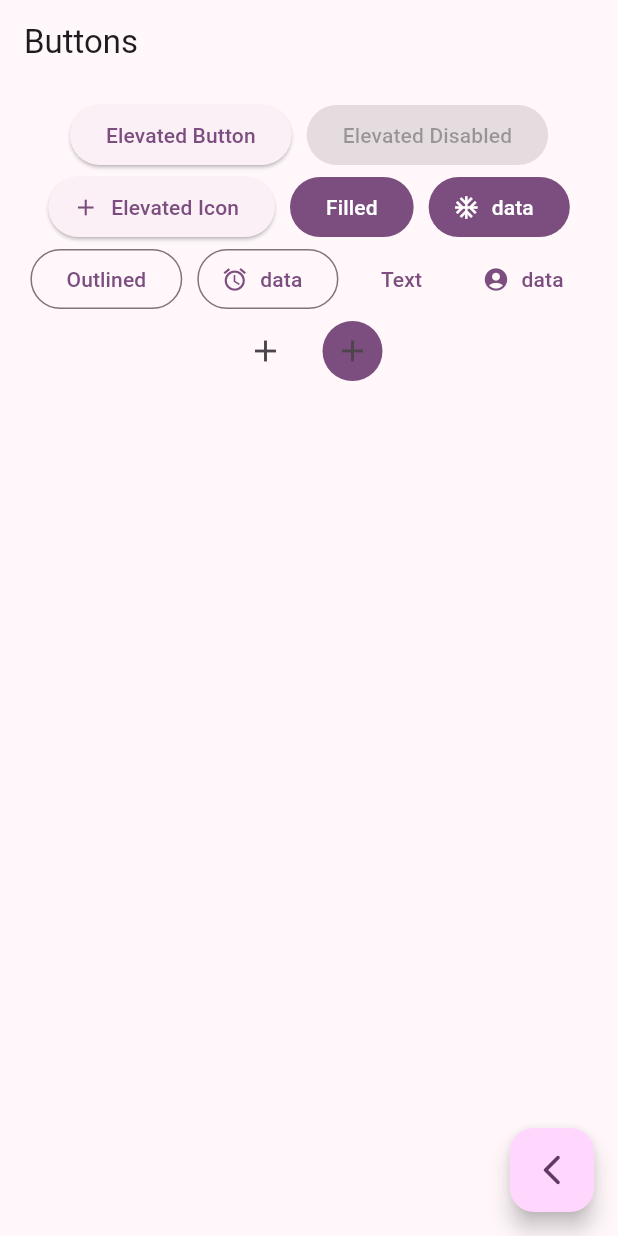
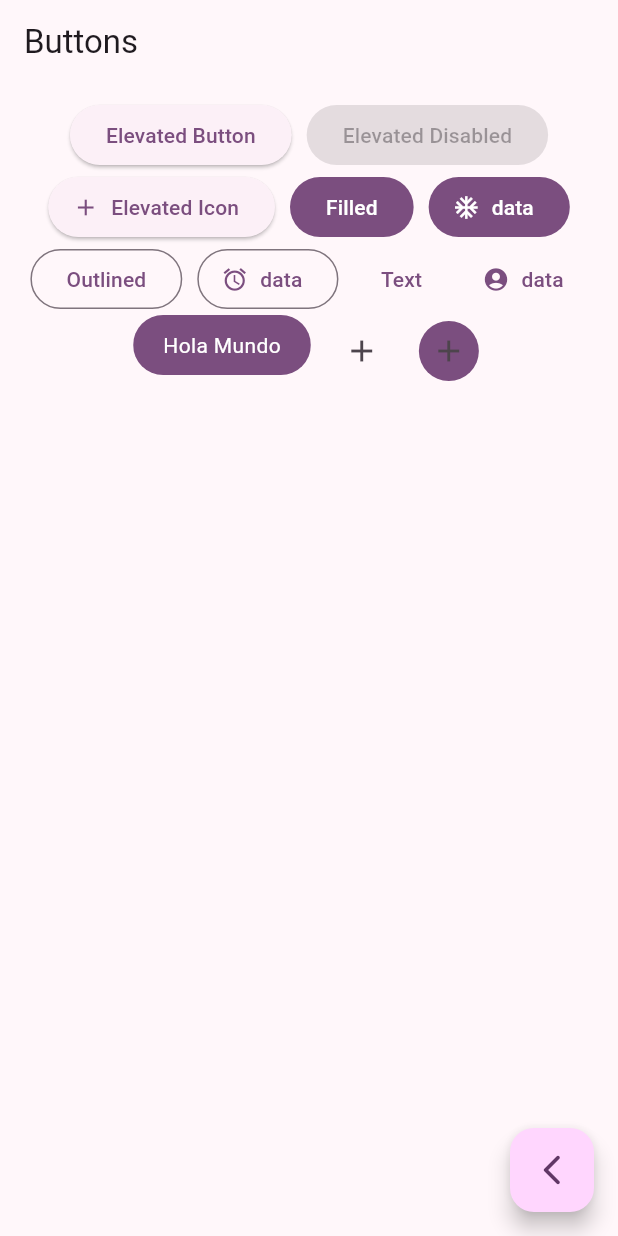
Before and after one commit to RosaLeaveMeAlone/widgets_app, a Flutter app: the ButtonsScreen screen opened by its route, on a phone screen of 412 x 824 dp. Run offline on Flutter 3.47's test engine with Material 3 defaults, Android fonts, the phone set to English and light mode, and no system bars; our stand-ins replace go_router.

Commit message:
Seccion 9 Boton personalizado

```diff
--- a/lib/presentation/screens/buttons/buttons_screen.dart
+++ b/lib/presentation/screens/buttons/buttons_screen.dart
@@ -57,6 +57,9 @@ class ButtonsView extends StatelessWidget {
             OutlinedButton.icon(onPressed: (){}, icon: const Icon(Icons.access_alarms_outlined), label: const Text('data'),),
             TextButton(onPressed: (){}, child: const Text('Text')),
             TextButton.icon(onPressed: (){}, icon: const Icon(Icons.account_circle_sharp), label: const Text('data'),),
+
+            const CustomButton(),
+
             IconButton(onPressed: (){}, icon: const Icon(Icons.add)),
             IconButton(onPressed: (){}, icon: const Icon(Icons.add), style: ButtonStyle(
               backgroundColor: MaterialStatePropertyAll(colors.primary)
@@ -67,3 +70,29 @@ class ButtonsView extends StatelessWidget {
     );
   }
 }
+
+
+
+class CustomButton extends StatelessWidget {
+  const CustomButton({super.key});
+
+
+  @override
+  Widget build(BuildContext context) {
+    final colors = Theme.of(context).colorScheme;
+
+    return ClipRRect(
+      borderRadius: BorderRadius.circular(20),
+      child: Material(
+        color: colors.primary,
+        child: InkWell(
+          onTap: (){},
+          child: Padding(
+            padding: const EdgeInsets.symmetric(horizontal: 20,vertical: 10),
+            child: Text('Hola Mundo', style: TextStyle(color: Colors.white),) ,
+          ),
+        )
+      ),
+    );
+  }
+}
```
